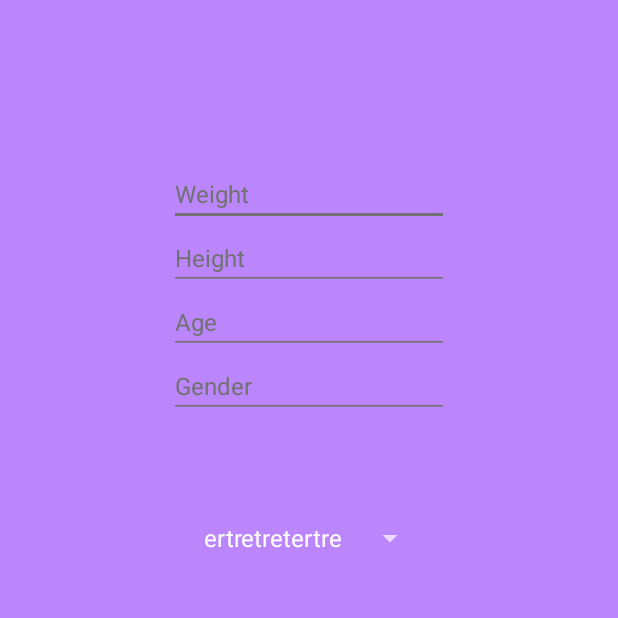
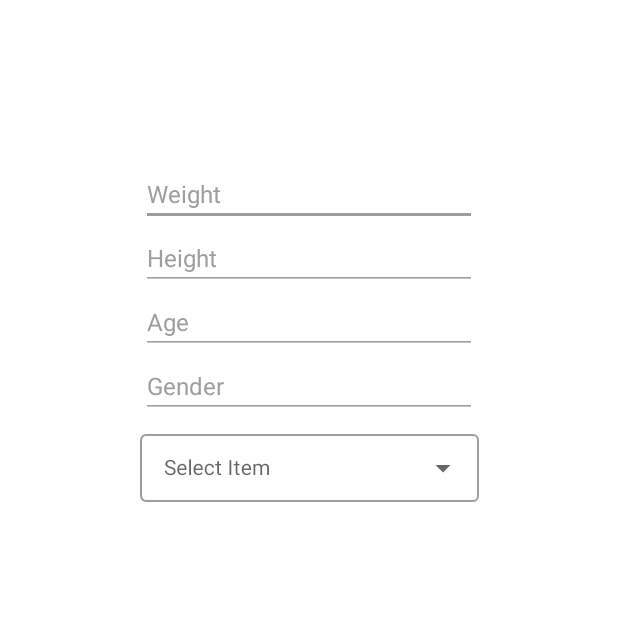
Before and after one commit to MilaMix/WonderCal, an Android app: the UserInfoActivity screen opened directly, with no data from a screen before it, on a phone screen of 412 x 824 dp, the top half of it. Run offline under Robolectric (Android 15) with nearby library versions, the phone set to English and light mode, and no system bars.

Commit message:
no message

```diff
--- a/app/build.gradle
+++ b/app/build.gradle
@@ -34,6 +34,7 @@ android {
 dependencies {
 
     implementation 'androidx.appcompat:appcompat:1.4.1'
+
     implementation 'com.google.android.material:material:1.5.0'
     implementation 'androidx.constraintlayout:constraintlayout:2.1.3'
     implementation 'androidx.legacy:legacy-support-v4:1.0.0'
@@ -45,8 +46,6 @@ dependencies {
     androidTestImplementation 'androidx.test.espresso:espresso-core:3.4.0'
 
     //noinspection GradleCompatible,GradleCompatible
-    implementation 'com.android.support:design:android.design.version.here'
-
     implementation 'com.github.f0ris.sweetalert:library:1.5.6'
     implementation 'com.android.volley:volley:1.2.0'
     implementation 'com.squareup.picasso:picasso:2.71828'
--- a/app/src/main/java/com/example/milamix/wondercal/LandingActivity.java
+++ b/app/src/main/java/com/example/milamix/wondercal/LandingActivity.java
@@ -8,6 +8,8 @@ import androidx.fragment.app.FragmentTransaction;
 import android.content.Intent;
 import android.os.Bundle;
 import android.util.Log;
+import android.view.View;
+import android.widget.AdapterView;
 
 import com.example.milamix.wondercal.databinding.ActivityMainBinding;
 import com.example.milamix.wondercal.sharePref.SharePref;
@@ -20,6 +22,7 @@ public class LandingActivity extends AppCompatActivity {
     protected void onCreate(Bundle savedInstanceState) {
         super.onCreate(savedInstanceState);
         setContentView(R.layout.activity_landing);
+
         int secs = 2; // Delay in seconds
         Utils.delay(secs, new Utils.DelayCallback() {
             @Override
@@ -27,6 +30,9 @@ public class LandingActivity extends AppCompatActivity {
                 initLoading();
             }
         });
+    }
+    public void onItemSelected(AdapterView<?> adapterView, View view, int i, int j){
+
     }
 
     private void initLoading(){
--- a/app/src/main/java/com/example/milamix/wondercal/util/UserInfoActivity.java
+++ b/app/src/main/java/com/example/milamix/wondercal/util/UserInfoActivity.java
@@ -3,14 +3,32 @@ package com.example.milamix.wondercal.util;
 import androidx.appcompat.app.AppCompatActivity;
 
 import android.os.Bundle;
+import android.view.View;
+import android.widget.AdapterView;
+import android.widget.ArrayAdapter;
+import android.widget.AutoCompleteTextView;
+import android.widget.Toast;
 
 import com.example.milamix.wondercal.R;
 
 public class UserInfoActivity extends AppCompatActivity {
+    String[] items = {"Math","bio","Series1","Seriees","Serieeeees","Serieeeeees","Series6","Series8","Series9"};
+    AutoCompleteTextView autoCompleteTxt;
+    ArrayAdapter<String> adapterItems;
 
     @Override
     protected void onCreate(Bundle savedInstanceState) {
         super.onCreate(savedInstanceState);
         setContentView(R.layout.activity_user_info);
+        autoCompleteTxt = findViewById(R.id.autoCompleteTextView);
+        adapterItems = new ArrayAdapter<String>(this,R.layout.dropdown_ac_item,items);
+        autoCompleteTxt.setAdapter(adapterItems);
+        autoCompleteTxt.setOnItemClickListener(new AdapterView.OnItemClickListener() {
+            @Override
+            public void onItemClick(AdapterView<?> parent, View view, int position, long id) {
+                String item = parent.getItemAtPosition(position).toString();
+                Toast.makeText(getApplicationContext(), "Item: "+item,Toast.LENGTH_SHORT).show();
+            }
+        });
     }
 }
--- a/app/src/main/res/layout/activity_landing.xml
+++ b/app/src/main/res/layout/activity_landing.xml
@@ -4,7 +4,5 @@
     xmlns:tools="http://schemas.android.com/tools"
     android:layout_width="match_parent"
     android:layout_height="match_parent"
-    android:background="#FFFFFF"
     tools:context=".LandingActivity">
-
 </androidx.constraintlayout.widget.ConstraintLayout>
--- a/app/src/main/res/layout/activity_user_info.xml
+++ b/app/src/main/res/layout/activity_user_info.xml
@@ -4,7 +4,6 @@
     xmlns:tools="http://schemas.android.com/tools"
     android:layout_width="match_parent"
     android:layout_height="match_parent"
-    android:background="@color/purple_200"
     tools:context=".util.UserInfoActivity">
 
 
@@ -15,7 +14,7 @@
         android:layout_height="wrap_content"
         android:layout_marginTop="108dp"
         android:backgroundTint="@color/Greyform"
-        android:ems="10"
+        android:ems="12"
         android:hint="Weight"
         android:inputType="textPersonName"
         android:text=""
@@ -32,7 +31,7 @@
         android:layout_width="wrap_content"
         android:layout_height="wrap_content"
         android:backgroundTint="@color/Greyform"
-        android:ems="10"
+        android:ems="12"
         android:hint="Height"
         android:text=""
         android:textColor="@color/black"
@@ -48,7 +47,7 @@
         android:layout_width="wrap_content"
         android:layout_height="wrap_content"
         android:backgroundTint="@color/Greyform"
-        android:ems="10"
+        android:ems="12"
         android:hint="Age"
         android:inputType="textPersonName"
         android:text=""
@@ -65,7 +64,7 @@
         android:layout_width="wrap_content"
         android:layout_height="wrap_content"
         android:backgroundTint="@color/Greyform"
-        android:ems="10"
+        android:ems="12"
         android:hint="Gender"
         android:inputType="textPersonName"
         android:text=""
@@ -77,16 +76,25 @@
         app:layout_constraintStart_toStartOf="parent"
         app:layout_constraintTop_toBottomOf="@+id/Age" />
 
-    <Spinner
-        android:id="@+id/SpinActivity"
-        android:layout_width="wrap_content"
-        android:layout_height="wrap_content"
-        android:layout_marginTop="68dp"
-        android:entries="@array/Activity"
-        android:textSize="16sp"
+    <com.google.android.material.textfield.TextInputLayout
+        style="@style/Widget.MaterialComponents.TextInputLayout.OutlinedBox.ExposedDropdownMenu"
+        android:layout_width="226dp"
+        android:layout_height="55dp"
+        android:layout_margin="5dp"
+        android:layout_marginTop="1dp"
+        android:hint="@string/select"
         app:layout_constraintEnd_toEndOf="parent"
-        app:layout_constraintHorizontal_bias="0.5"
         app:layout_constraintStart_toStartOf="parent"
-        app:layout_constraintTop_toBottomOf="@+id/Gender" />
+        app:layout_constraintTop_toBottomOf="@+id/Gender">
+
+        <AutoCompleteTextView
+            android:padding="2dp"
+            android:textColor="#D8D8D8"
+            android:id="@+id/autoCompleteTextView"
+            android:layout_width="match_parent"
+            android:layout_height="45dp"
+            android:textSize="14sp"
+            android:inputType="none"></AutoCompleteTextView>
+    </com.google.android.material.textfield.TextInputLayout>
 
 </androidx.constraintlayout.widget.ConstraintLayout>
--- a/app/src/main/res/values-land/dimens.xml
+++ /dev/null
@@ -1,3 +0,0 @@
-<resources>
-    <dimen name="activity_horizontal_margin">48dp</dimen>
-</resources>
--- a/app/src/main/res/values-w1240dp/dimens.xml
+++ /dev/null
@@ -1,3 +0,0 @@
-<resources>
-    <dimen name="activity_horizontal_margin">200dp</dimen>
-</resources>
--- a/app/src/main/res/values-w600dp/dimens.xml
+++ /dev/null
@@ -1,3 +0,0 @@
-<resources>
-    <dimen name="activity_horizontal_margin">48dp</dimen>
-</resources>
--- a/app/src/main/res/values/colors.xml
+++ b/app/src/main/res/values/colors.xml
@@ -7,5 +7,5 @@
     <color name="teal_700">#FF018786</color>
     <color name="black">#404040</color>
     <color name="white">#FFFFFF</color>
-    <color name="Greyform">#717171</color>
+    <color name="Greyform">#9E9E9E</color>
 </resources>
--- a/app/src/main/res/values/dimens.xml
+++ /dev/null
@@ -1,5 +0,0 @@
-<resources>
-    <!-- Default screen margins, per the Android Design guidelines. -->
-    <dimen name="activity_horizontal_margin">16dp</dimen>
-    <dimen name="activity_vertical_margin">16dp</dimen>
-</resources>
--- a/app/src/main/res/values/strings.xml
+++ b/app/src/main/res/values/strings.xml
@@ -1,5 +1,7 @@
 <resources>
     <string name="app_name">WonderCal</string>
+    <string name="select">Select Item</string>
+
     <!-- TODO: Remove or change this placeholder text -->
     <string name="hello_blank_fragment">Hello blank fragment</string>
     <string name="title_activity_login">LoginActivity</string>
@@ -12,12 +14,5 @@
     <string name="invalid_password">Password must be >5 characters</string>
     <string name="login_failed">"Login failed"</string>
     <string name="api_endpoint">http://192.168.1.101:3000</string>
-    <string-array name="Activity">
-        <item>ertretretertre</item>
-        <item>xfsdfdfdfsdf</item>
-        <item>ertretrdsftre</item>
-        <item>ertretretertre</item>
-        <item>ertretretertre</item>
 
-    </string-array>
 </resources>
--- a/app/src/main/res/values/style.xml
+++ b/app/src/main/res/values/style.xml
@@ -1,15 +1,16 @@
 <?xml version="1.0" encoding="utf-8"?>
+<resources>
+    <style name="Theme.WonderCal" parent="Theme.MaterialComponents.Light.NoActionBar">
+        <!-- Primary brand color. -->
 
-<resources>
-    <style name="AppTheme" parent="Theme.AppCompat.Light.DarkActionBar">
-        <item name="colorPrimary">@color/white</item>
-        <item name="colorPrimaryDark">#A3D6FF</item>
-        <item name="android:windowAnimationStyle">@style/animation</item>
-
+        <item name="colorPrimary">#71D9F3</item>
+        <item name="colorPrimaryVariant">#ECDDFA</item>
+        <item name="colorOnPrimary">@color/white</item>
+        <!-- Secondary brand color. -->
+        <item name="colorSecondary">#71D9F3</item>
+        <item name="colorSecondaryVariant">@color/teal_700</item>
+        <item name="colorOnSecondary">#F00000</item>
+        <!-- Status bar color. -->
+        <!-- Customize your theme here. -->
     </style>
-    <style name="animation">
-        <item name="android:windowEnterAnimation"> @android:anim/fade_in </item>
-        <item name="android:windowExitAnimation"> @android:anim/fade_out </item>
-    </style>
-
 </resources>
--- a/build.gradle
+++ b/build.gradle
@@ -3,7 +3,9 @@ buildscript {
     repositories {
         google()
         mavenCentral()
+        maven { url "https://jitpack.io" }
     }
+
     dependencies {
         classpath "com.android.tools.build:gradle:7.0.4"
 
```
Also changed, not shown: app/src/main/AndroidManifest.xml (+9 -8 lines), app/src/main/res/layout/dropdown_ac_item.xml (added, +14 -0 lines).
